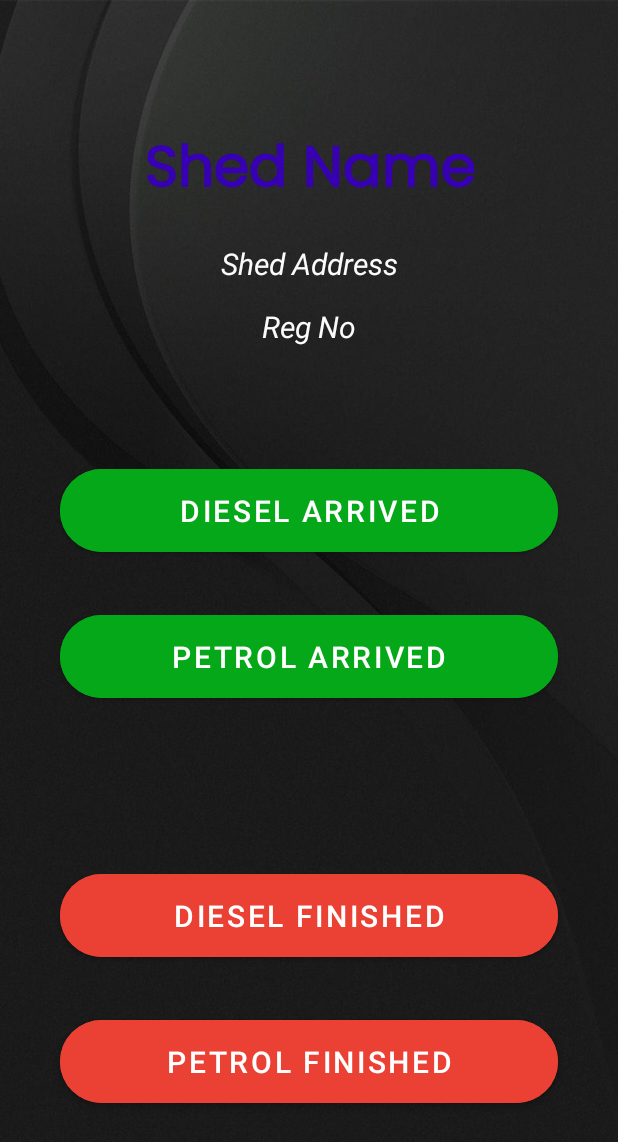
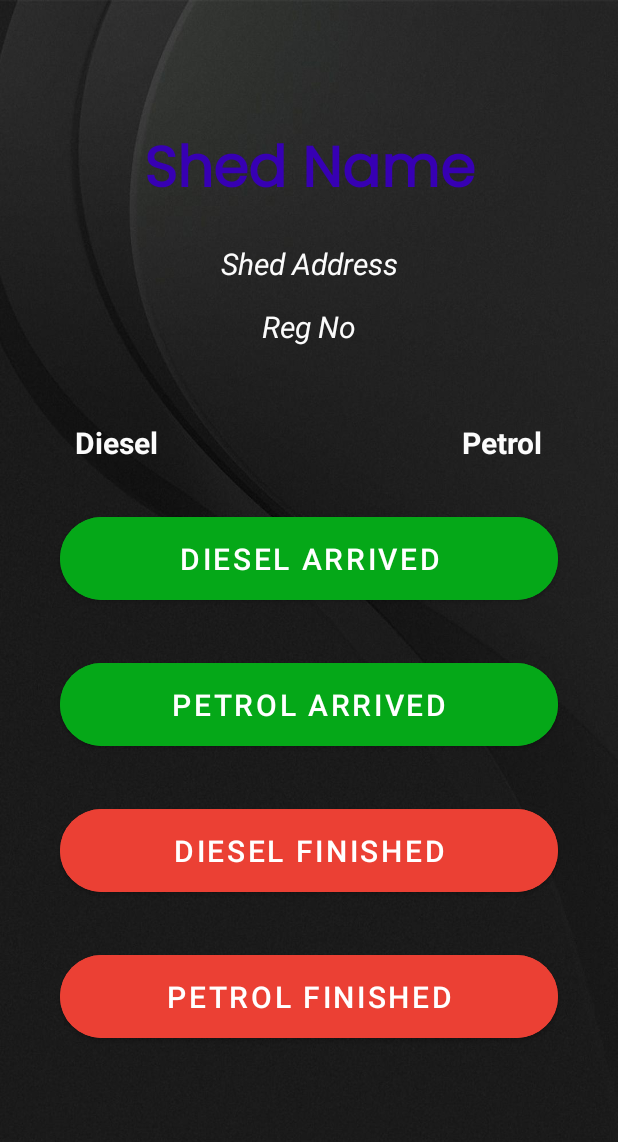
Before and after one commit to SachinduG/EAD_FE, an Android app: the ShedOwnerActivity screen opened directly, with no data from a screen before it, on a phone screen of 412 x 824 dp. Shown: the top 1142 px of the screen. Run offline under Robolectric (Android 15) with nearby library versions, the phone set to English and light mode, and no system bars; network calls fail.

Commit message:
2nd commit

```diff
--- a/app/src/main/java/com/example/ead_fuel_app/QueueOutActivity.java
+++ b/app/src/main/java/com/example/ead_fuel_app/QueueOutActivity.java
@@ -44,7 +44,7 @@ public class QueueOutActivity extends AppCompatActivity implements View.OnClickL
     @Override
     public void onClick(View view) {
         if (view.getId() == R.id.home) {
-            startActivity(new Intent(QueueOutActivity.this, MainActivity.class));
+            startActivity(new Intent(QueueOutActivity.this, QueueListActivity.class));
         }
     }
 }
--- a/app/src/main/java/com/example/ead_fuel_app/ShedOwnerActivity.java
+++ b/app/src/main/java/com/example/ead_fuel_app/ShedOwnerActivity.java
@@ -30,7 +30,7 @@ import retrofit2.Response;
 
 public class ShedOwnerActivity extends AppCompatActivity implements View.OnClickListener {
 
-    private TextView shedName, shedCity, shedNo;
+    private TextView shedName, shedCity, shedNo, petrol, diesel;
     String regNo;
     SharedPreferences sharedPreferences;
 
@@ -49,6 +49,8 @@ public class ShedOwnerActivity extends AppCompatActivity implements View.OnClick
         shedName = findViewById(R.id.station_name);
         shedCity = findViewById(R.id.station_address);
         shedNo = findViewById(R.id.station_no);
+        diesel = findViewById(R.id.tvDiesel);
+        petrol = findViewById(R.id.tvPetrol);
 
         String shedNme = sharedPreferences.getString("ShedSessionName", "No");
         String shedAddress = sharedPreferences.getString("ShedSessionAddress", "No");
@@ -70,6 +72,7 @@ public class ShedOwnerActivity extends AppCompatActivity implements View.OnClick
         Call<Shed> call = shedService.ShedById(regNo);
 
         call.enqueue(new Callback<Shed>() {
+            @SuppressLint("SetTextI18n")
             @Override
             public void onResponse(@NonNull Call<Shed> call, @NonNull Response<Shed> response) {
                 if (response.isSuccessful()) {
@@ -77,6 +80,20 @@ public class ShedOwnerActivity extends AppCompatActivity implements View.OnClick
 
                     assert shed != null;
                     String no = shed.getRegNo();
+                    boolean havePetrol = shed.isPetrolAvailable();
+                    boolean haveDiesel = shed.isDieselAvailable();
+
+                    if (haveDiesel){
+                        diesel.setText("Diesel Available");
+                    } else {
+                        diesel.setText("Diesel Not Available");
+                    }
+
+                    if (havePetrol){
+                        petrol.setText("Petrol Available");
+                    } else {
+                        petrol.setText("Petrol Not Available");
+                    }
 
                     shedNo.setText(no);
                     shedName.setText(shedNme);
--- a/app/src/main/res/layout/activity_shed_owner.xml
+++ b/app/src/main/res/layout/activity_shed_owner.xml
@@ -63,17 +63,18 @@
         android:layout_width="match_parent"
         android:layout_height="wrap_content"
         android:layout_margin="30dp"
+        android:layout_marginTop="40dp"
         android:backgroundTint="@color/green"
         android:padding="14dp"
         android:text="@string/diesel_arrived"
+        android:textColor="@color/white"
         android:textSize="20sp"
-        android:textColor="@color/white"
         app:cornerRadius="30dp"
         app:layout_constraintBottom_toBottomOf="parent"
         app:layout_constraintEnd_toEndOf="parent"
         app:layout_constraintStart_toStartOf="parent"
-        app:layout_constraintTop_toBottomOf="@+id/station_no"
-        app:layout_constraintVertical_bias="0.100000024"
+        app:layout_constraintTop_toBottomOf="@+id/tvDiesel"
+        app:layout_constraintVertical_bias="0.0"
         app:layout_constraintWidth_percent=".8" />
 
     <Button
@@ -81,19 +82,17 @@
         android:layout_width="match_parent"
         android:layout_height="wrap_content"
         android:layout_margin="30dp"
-        android:layout_marginTop="148dp"
-        android:textColor="@color/white"
+        android:layout_marginTop="32dp"
         android:backgroundTint="@color/green"
         android:padding="14dp"
         android:text="@string/petrol_arrived"
+        android:textColor="@color/white"
         android:textSize="20sp"
         app:cornerRadius="30dp"
-        app:layout_constraintBottom_toBottomOf="parent"
         app:layout_constraintEnd_toEndOf="parent"
         app:layout_constraintHorizontal_bias="0.887"
         app:layout_constraintStart_toStartOf="parent"
         app:layout_constraintTop_toBottomOf="@+id/diesel_arrive"
-        app:layout_constraintVertical_bias="0.0"
         app:layout_constraintWidth_percent=".8" />
 
     <Button
@@ -101,18 +100,17 @@
         android:layout_width="match_parent"
         android:layout_height="wrap_content"
         android:layout_margin="30dp"
+        android:layout_marginTop="50dp"
         android:backgroundTint="@color/red1"
         android:padding="14dp"
         android:text="@string/diesel_finished"
+        android:textColor="@color/white"
         android:textSize="20sp"
         app:cornerRadius="30dp"
-        android:textColor="@color/white"
-        app:layout_constraintBottom_toBottomOf="parent"
         app:layout_constraintEnd_toEndOf="parent"
         app:layout_constraintHorizontal_bias="0.5"
         app:layout_constraintStart_toStartOf="parent"
         app:layout_constraintTop_toBottomOf="@+id/petrol_arrive"
-        app:layout_constraintVertical_bias="0.35000002"
         app:layout_constraintWidth_percent=".8" />
 
     <Button
@@ -120,19 +118,42 @@
         android:layout_width="match_parent"
         android:layout_height="wrap_content"
         android:layout_margin="30dp"
-        android:layout_marginTop="148dp"
+        android:layout_marginTop="32dp"
         android:backgroundTint="@color/red1"
         android:padding="14dp"
         android:text="@string/petrol_finished"
+        android:textColor="@color/white"
         android:textSize="20sp"
-        android:textColor="@color/white"
         app:cornerRadius="30dp"
-        app:layout_constraintBottom_toBottomOf="parent"
         app:layout_constraintEnd_toEndOf="parent"
         app:layout_constraintHorizontal_bias="0.5"
         app:layout_constraintStart_toStartOf="parent"
         app:layout_constraintTop_toBottomOf="@+id/diesel_finish"
-        app:layout_constraintVertical_bias="0.0"
         app:layout_constraintWidth_percent=".8" />
 
+    <TextView
+        android:id="@+id/tvDiesel"
+        android:layout_width="wrap_content"
+        android:layout_height="wrap_content"
+        android:layout_marginStart="40dp"
+        android:layout_marginTop="50dp"
+        android:textColor="#FBFBFB"
+        android:textStyle="bold"
+        android:textSize="20sp"
+        android:text="@string/diesel"
+        app:layout_constraintStart_toStartOf="parent"
+        app:layout_constraintTop_toBottomOf="@+id/station_no" />
+
+    <TextView
+        android:id="@+id/tvPetrol"
+        android:layout_width="wrap_content"
+        android:layout_height="wrap_content"
+        android:textColor="#FBFBFB"
+        android:textStyle="bold"
+        android:textSize="20sp"
+        android:layout_marginEnd="40dp"
+        android:text="@string/petrol"
+        app:layout_constraintBaseline_toBaselineOf="@+id/tvDiesel"
+        app:layout_constraintEnd_toEndOf="parent" />
+
 </androidx.constraintlayout.widget.ConstraintLayout>
```
Also changed, not shown: app/src/main/java/com/example/ead_fuel_app/QueueDetailsActivity.java (+21 -8 lines).
